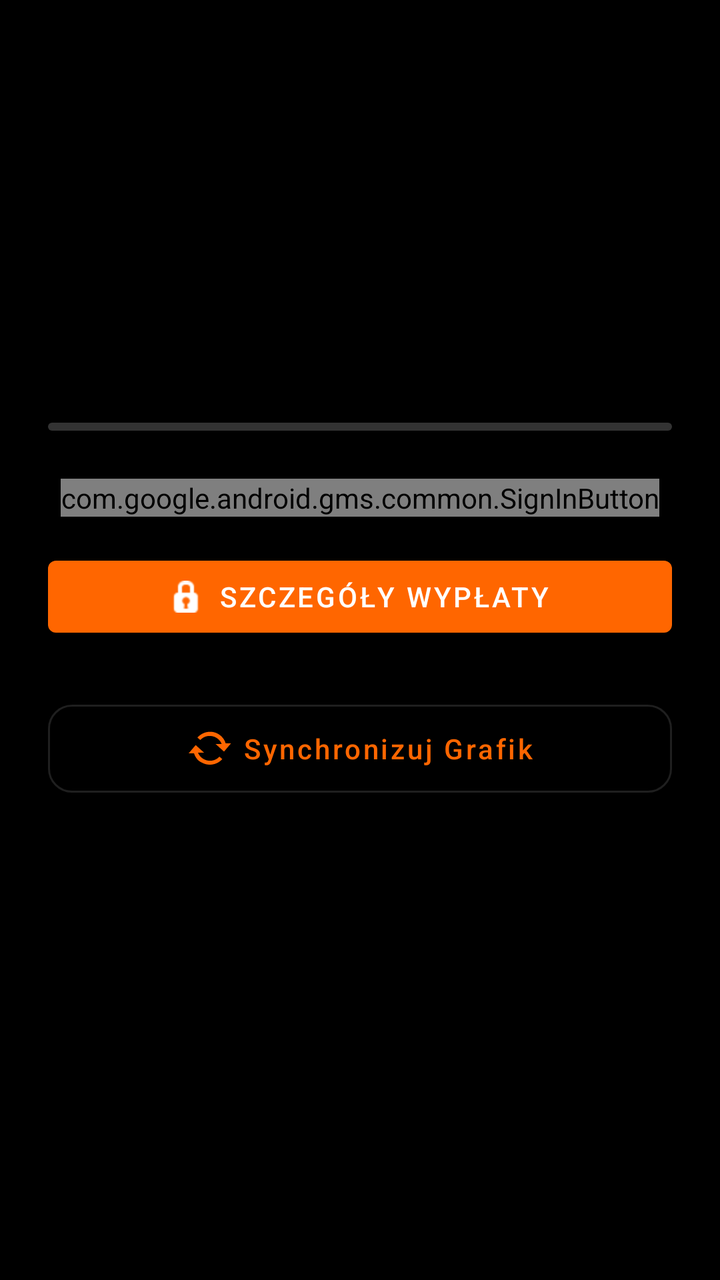
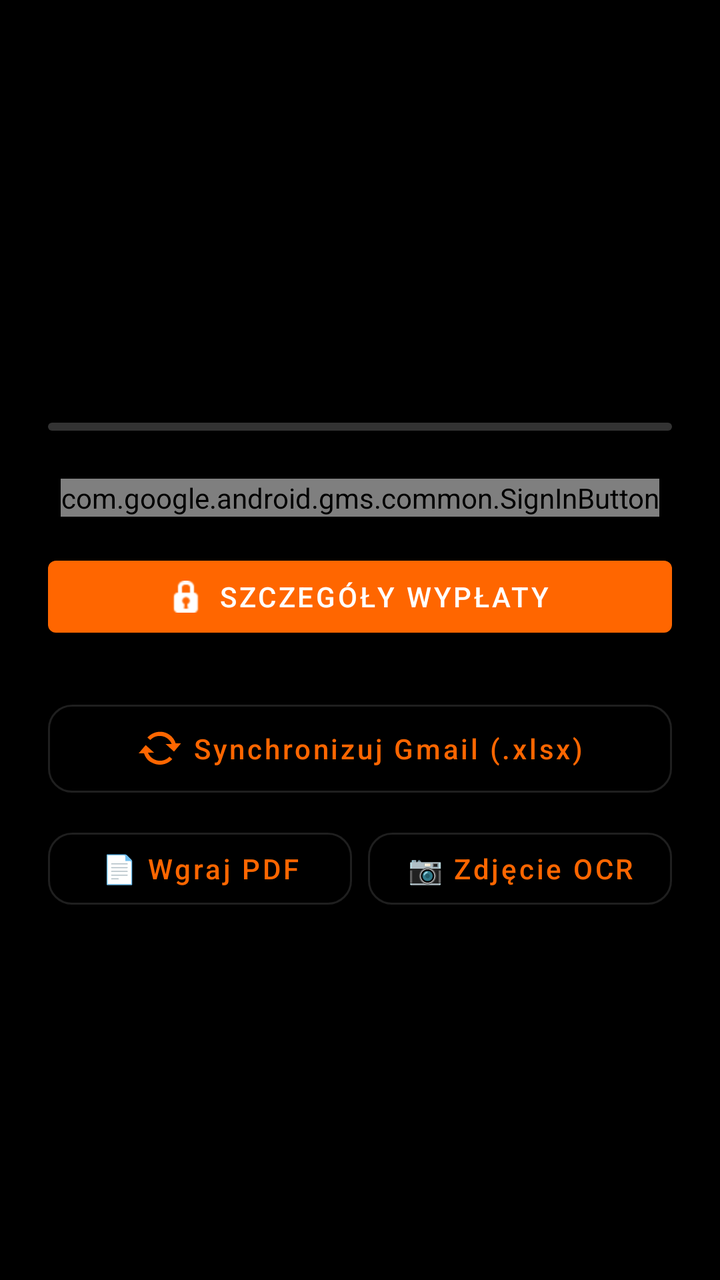

The first picture is an Android layout as it rendered before a commit; the second is the same layout after the commit. The layout source and the unified diff follow.
<!-- AndroidManifest.xml: application theme Theme.AsystentKinowy -->
<!-- res/layout/fragment_dashboard.xml -->
<?xml version="1.0" encoding="utf-8"?>
<ScrollView
    xmlns:android="http://schemas.android.com/apk/res/android"
    xmlns:app="http://schemas.android.com/apk/res-auto"
    xmlns:tools="http://schemas.android.com/tools"
    android:layout_width="match_parent"
    android:layout_height="match_parent"
    android:fillViewport="true"
    tools:context=".ui.DashboardFragment">

    <LinearLayout
        android:layout_width="match_parent"
        android:layout_height="wrap_content"
        android:orientation="vertical"
        android:gravity="center_horizontal"
        android:padding="24dp">

        <TextView
            android:id="@+id/tv_dashboard_title"
            android:layout_width="wrap_content"
            android:layout_height="wrap_content"
            android:text="Pulpit"
            android:textSize="28sp"
            android:textStyle="bold"
            android:layout_marginBottom="8dp" />

        <TextView
            android:id="@+id/tv_sync_status"
            android:layout_width="wrap_content"
            android:layout_height="wrap_content"
            android:textSize="14sp"
            android:textColor="?android:attr/textColorSecondary"
            android:layout_marginBottom="16dp" />

        <com.google.android.material.button.MaterialButton
            android:id="@+id/btn_unknown_shifts_alert"
            android:layout_width="match_parent"
            android:layout_height="wrap_content"
            android:layout_marginBottom="16dp"
            android:visibility="gone"
            app:backgroundTint="?attr/colorError"
            android:textColor="?attr/colorOnError"
            android:text="Niesklasyfikowane zmiany: 0"
            app:icon="@android:drawable/ic_dialog_info"
            app:iconTint="?attr/colorOnError" />

        <com.google.android.material.button.MaterialButton
            android:id="@+id/btn_missing_report_alert"
            android:layout_width="match_parent"
            android:layout_height="wrap_content"
            android:layout_marginBottom="16dp"
            android:visibility="gone"
            app:backgroundTint="?attr/colorPrimary"
            android:textColor="?attr/colorOnPrimary"
            android:text="Wykryto brak raportu za poprzedni miesiąc!"
            app:icon="@android:drawable/ic_dialog_alert"
            app:iconTint="?attr/colorOnPrimary" />

        <androidx.viewpager2.widget.ViewPager2
            android:id="@+id/vp_dashboard_carousel"
            android:layout_width="match_parent"
            android:layout_height="wrap_content"
            android:layout_marginBottom="8dp" />

        <com.google.android.material.tabs.TabLayout
            android:id="@+id/tab_dashboard_dots"
            android:layout_width="match_parent"
            android:layout_height="wrap_content"
            android:layout_marginBottom="24dp"
            android:background="@android:color/transparent"
            app:tabGravity="center"
            app:tabIndicatorHeight="0dp" />

        <LinearLayout
            android:layout_width="match_parent"
            android:layout_height="wrap_content"
            android:orientation="vertical"
            android:layout_marginBottom="24dp">

            <TextView
                android:id="@+id/tv_progress_text"
                android:layout_width="match_parent"
                android:layout_height="wrap_content"
                android:text="Przepracowano: 0.0h / Cel: 100h (0%)"
                android:textStyle="bold"
                android:textSize="14sp"
                android:layout_marginBottom="8dp" />

            <com.google.android.material.progressindicator.LinearProgressIndicator
                android:id="@+id/progress_monthly_hours"
                android:layout_width="match_parent"
                android:layout_height="wrap_content"
                app:trackCornerRadius="4dp"
                app:indicatorColor="?attr/colorPrimary"
                app:trackColor="?attr/colorSurfaceVariant"
                android:max="100"
                android:progress="0" />
        </LinearLayout>

        <com.google.android.gms.common.SignInButton
            android:id="@+id/btn_google_sign_in"
            android:layout_width="wrap_content"
            android:layout_height="wrap_content"
            android:layout_marginBottom="16dp" />


        <com.google.android.material.button.MaterialButton
            android:id="@+id/btn_payroll_details"
            android:layout_width="match_parent"
            android:layout_height="wrap_content"
            android:text="Szczegóły Wypłaty"
            app:backgroundTint="#FF6600"
            android:textColor="#FFFFFF"
            app:icon="@android:drawable/ic_secure"
            app:iconGravity="textStart"
            android:layout_marginBottom="16dp" />

        <com.google.android.material.button.MaterialButton
            android:id="@+id/btn_sync_schedule"
            android:layout_width="match_parent"
            android:layout_height="wrap_content"
            android:minHeight="56dp"
            android:layout_marginTop="8dp"
            android:text="Synchronizuj Grafik"
            android:textAllCaps="false"
            app:icon="@android:drawable/stat_notify_sync"
            app:iconGravity="textStart"
            app:cornerRadius="12dp"
            style="@style/Widget.MaterialComponents.Button.OutlinedButton" />

    </LinearLayout>

</ScrollView>
<!-- resources referenced by this layout -->
<resources>
  <style name="Theme.AsystentKinowy" parent="Theme.MaterialComponents.DayNight.NoActionBar">        <item name="colorPrimary">@color/colorPrimary</item>
          <item name="colorPrimaryVariant">@color/colorPrimary</item>
          <item name="colorOnPrimary">@color/colorOnPrimary</item>
  
          
          <item name="colorSecondary">@color/colorPrimary</item>
          <item name="colorSecondaryVariant">@color/colorPrimary</item>
          <item name="colorOnSecondary">@color/colorOnPrimary</item>
  
          
          <item name="android:colorBackground">@color/colorBackground</item>
          <item name="colorSurface">@color/colorSurface</item>
          <item name="colorSurfaceVariant">@color/colorSurfaceVariant</item>
          <item name="colorOnSurface">@color/colorOnPrimary</item>
  
          
          <item name="colorError">@color/md_error</item>
          <item name="colorOnError">@color/colorOnPrimary</item>
  
          
          <item name="android:statusBarColor">@color/colorBackground</item>
          <item name="android:navigationBarColor">@color/colorBackground</item>
  
          
          <item name="textAppearanceBody1">@style/TextAppearance.MaterialComponents.Body1</item>
          <item name="textAppearanceBody2">@style/TextAppearance.MaterialComponents.Body2</item>
          <item name="textAppearanceCaption">@style/TextAppearance.MaterialComponents.Caption</item>
          <item name="textAppearanceHeadline1">@style/TextAppearance.MaterialComponents.Headline1</item>
          <item name="textAppearanceHeadline2">@style/TextAppearance.MaterialComponents.Headline2</item>
          <item name="textAppearanceHeadline3">@style/TextAppearance.MaterialComponents.Headline3</item>
          <item name="textAppearanceHeadline4">@style/TextAppearance.MaterialComponents.Headline4</item>
          <item name="textAppearanceHeadline5">@style/TextAppearance.MaterialComponents.Headline5</item>
          <item name="textAppearanceHeadline6">@style/TextAppearance.MaterialComponents.Headline6</item>
          <item name="textAppearanceSubtitle1">@style/TextAppearance.MaterialComponents.Subtitle1</item>
          <item name="textAppearanceSubtitle2">@style/TextAppearance.MaterialComponents.Subtitle2</item>
          <item name="textAppearanceOverline">@style/TextAppearance.MaterialComponents.Overline</item>
          <item name="textAppearanceButton">@style/TextAppearance.MaterialComponents.Button</item>
  
          
          <item name="shapeAppearanceSmallComponent">@style/ShapeAppearance.MaterialComponents.SmallComponent</item>
          <item name="shapeAppearanceMediumComponent">@style/ShapeAppearance.MaterialComponents.MediumComponent</item>
          <item name="shapeAppearanceLargeComponent">@style/ShapeAppearance.MaterialComponents.LargeComponent</item>
      </style>
  <color name="colorPrimary">#FF6600</color>
  <color name="colorOnPrimary">#FFFFFF</color>
  <color name="colorBackground">#000000</color>
  <color name="colorSurface">#1A1A1A</color>
  <color name="colorSurfaceVariant">#333333</color>
  <color name="md_error">#FFB00020</color>
</resources>

<!-- the commit's change to res/layout/fragment_dashboard.xml (unified diff, before → after) -->
@@ -121,13 +121,44 @@
             android:layout_height="wrap_content"
             android:minHeight="56dp"
             android:layout_marginTop="8dp"
-            android:text="Synchronizuj Grafik"
+            android:text="Synchronizuj Gmail (.xlsx)"
             android:textAllCaps="false"
             app:icon="@android:drawable/stat_notify_sync"
             app:iconGravity="textStart"
             app:cornerRadius="12dp"
             style="@style/Widget.MaterialComponents.Button.OutlinedButton" />
 
+        <LinearLayout
+            android:layout_width="match_parent"
+            android:layout_height="wrap_content"
+            android:layout_marginTop="8dp"
+            android:orientation="horizontal">
+
+            <com.google.android.material.button.MaterialButton
+                android:id="@+id/btn_import_pdf"
+                android:layout_width="0dp"
+                android:layout_height="wrap_content"
+                android:layout_marginEnd="4dp"
+                android:layout_weight="1"
+                android:minHeight="48dp"
+                android:text="📄 Wgraj PDF"
+                android:textAllCaps="false"
+                app:cornerRadius="12dp"
+                style="@style/Widget.MaterialComponents.Button.OutlinedButton" />
+
+            <com.google.android.material.button.MaterialButton
+                android:id="@+id/btn_import_ocr"
+                android:layout_width="0dp"
+                android:layout_height="wrap_content"
+                android:layout_marginStart="4dp"
+                android:layout_weight="1"
+                android:minHeight="48dp"
+                android:text="📷 Zdjęcie OCR"
+                android:textAllCaps="false"
+                app:cornerRadius="12dp"
+                style="@style/Widget.MaterialComponents.Button.OutlinedButton" />
+        </LinearLayout>
+
     </LinearLayout>
 
 </ScrollView>
